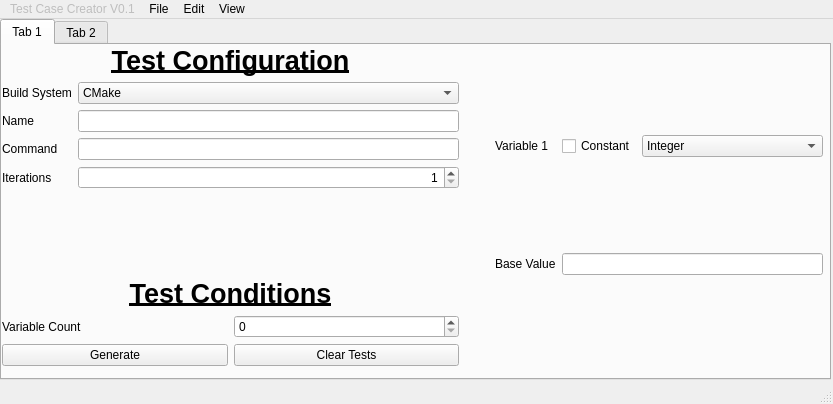
Qt form mainwindow.ui (xavier-berthiaume/CTest_Generator) before a commit.
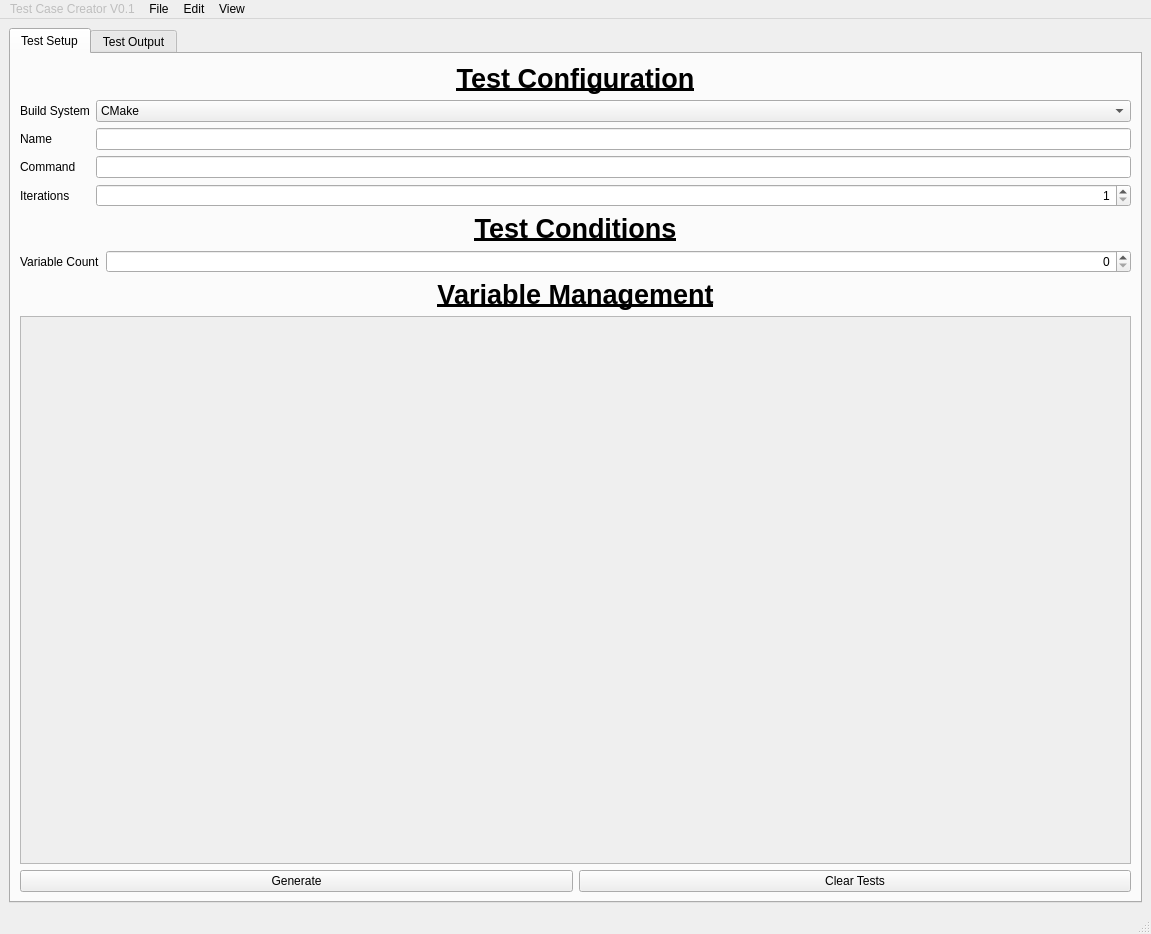
The same form after that commit.

Commit message: Changes to the ui inheritance structure. Able to generate basic test now.

```diff
--- a/mainwindow.ui
+++ b/mainwindow.ui
@@ -6,48 +6,25 @@
    <rect>
     <x>0</x>
     <y>0</y>
-    <width>833</width>
-    <height>404</height>
+    <width>1151</width>
+    <height>934</height>
    </rect>
   </property>
   <property name="windowTitle">
    <string>MainWindow</string>
   </property>
   <widget class="QWidget" name="centralwidget">
+   <layout class="QGridLayout" name="gridLayout">
+    <item row="0" column="0">
    <widget class="QTabWidget" name="menu_tabs">
-    <property name="geometry">
-     <rect>
-      <x>0</x>
-      <y>0</y>
-      <width>831</width>
-      <height>361</height>
-     </rect>
-    </property>
     <property name="currentIndex">
      <number>0</number>
     </property>
     <widget class="QWidget" name="tab">
      <attribute name="title">
-      <string>Tab 1</string>
-     </attribute>
-     <widget class="QWidget" name="horizontalLayoutWidget_3">
-      <property name="geometry">
-       <rect>
-        <x>0</x>
-        <y>0</y>
-        <width>821</width>
-        <height>321</height>
-       </rect>
-      </property>
-      <layout class="QHBoxLayout" name="horizontalLayout_3">
-       <property name="leftMargin">
-        <number>0</number>
-       </property>
-       <item>
+        <string>Test Setup</string>
+       </attribute>
         <layout class="QVBoxLayout" name="verticalLayout_3">
-         <property name="rightMargin">
-          <number>15</number>
-         </property>
          <item>
           <layout class="QVBoxLayout" name="verticalLayout">
            <item>
@@ -152,21 +129,69 @@
             </widget>
            </item>
            <item>
-            <layout class="QHBoxLayout" name="horizontalLayout">
-             <item>
+           <layout class="QFormLayout" name="formLayout_2">
+            <item row="0" column="0">
               <widget class="QLabel" name="variable_label">
+              <property name="layoutDirection">
+               <enum>Qt::LeftToRight</enum>
+              </property>
                <property name="text">
                 <string>Variable Count</string>
                </property>
-              </widget>
-             </item>
-             <item>
-              <widget class="QSpinBox" name="variable_spin"/>
+              <property name="alignment">
+               <set>Qt::AlignLeading|Qt::AlignLeft|Qt::AlignVCenter</set>
+              </property>
+             </widget>
+            </item>
+            <item row="0" column="1">
+             <widget class="QSpinBox" name="variable_spin">
+              <property name="alignment">
+               <set>Qt::AlignRight|Qt::AlignTrailing|Qt::AlignVCenter</set>
+              </property>
+             </widget>
              </item>
             </layout>
            </item>
           </layout>
          </item>
+        <item>
+         <layout class="QVBoxLayout" name="verticalLayout_5">
+          <item>
+           <widget class="QLabel" name="label">
+            <property name="font">
+             <font>
+              <pointsize>20</pointsize>
+              <bold>true</bold>
+              <underline>true</underline>
+             </font>
+            </property>
+            <property name="text">
+             <string>Variable Management</string>
+            </property>
+            <property name="alignment">
+             <set>Qt::AlignCenter</set>
+            </property>
+           </widget>
+          </item>
+          <item>
+           <widget class="QScrollArea" name="variable_browser">
+            <property name="widgetResizable">
+             <bool>true</bool>
+            </property>
+            <widget class="QWidget" name="scrollAreaWidgetContents">
+             <property name="geometry">
+              <rect>
+               <x>0</x>
+               <y>0</y>
+               <width>1107</width>
+               <height>492</height>
+              </rect>
+             </property>
+            </widget>
+           </widget>
+          </item>
+         </layout>
+        </item>
          <item>
           <layout class="QHBoxLayout" name="horizontalLayout_2">
            <item>
@@ -186,73 +211,11 @@
           </layout>
          </item>
         </layout>
-       </item>
-       <item>
-        <layout class="QGridLayout" name="gridLayout">
-         <property name="leftMargin">
-          <number>15</number>
-         </property>
-         <item row="0" column="0">
-          <widget class="QLabel" name="label_7">
-           <property name="text">
-            <string>Variable 1</string>
-           </property>
-          </widget>
-         </item>
-         <item row="0" column="1">
-          <widget class="QCheckBox" name="checkBox">
-           <property name="text">
-            <string>Constant</string>
-           </property>
-          </widget>
-         </item>
-         <item row="0" column="2">
-          <widget class="QComboBox" name="comboBox_2">
-           <item>
-            <property name="text">
-             <string>Integer</string>
-            </property>
-           </item>
-           <item>
-            <property name="text">
-             <string>Simple text</string>
-            </property>
-           </item>
-           <item>
-            <property name="text">
-             <string>Random pre-generated text</string>
-            </property>
-           </item>
-          </widget>
-         </item>
-         <item row="1" column="0">
-          <widget class="QLabel" name="label_8">
-           <property name="text">
-            <string>Base Value</string>
-           </property>
-          </widget>
-         </item>
-         <item row="1" column="1" colspan="2">
-          <widget class="QLineEdit" name="lineEdit_3"/>
-         </item>
-        </layout>
-       </item>
-      </layout>
-     </widget>
     </widget>
     <widget class="QWidget" name="tab_2">
      <attribute name="title">
-      <string>Tab 2</string>
-     </attribute>
-     <widget class="QWidget" name="verticalLayoutWidget_3">
-      <property name="geometry">
-       <rect>
-        <x>10</x>
-        <y>10</y>
-        <width>801</width>
-        <height>311</height>
-       </rect>
-      </property>
+        <string>Test Output</string>
+       </attribute>
       <layout class="QVBoxLayout" name="verticalLayout_4">
        <item>
         <widget class="QTextBrowser" name="textBrowser">
@@ -274,14 +237,15 @@
       </layout>
      </widget>
     </widget>
-   </widget>
+    </item>
+   </layout>
   </widget>
   <widget class="QMenuBar" name="menubar">
    <property name="geometry">
     <rect>
      <x>0</x>
      <y>0</y>
-     <width>833</width>
+     <width>1151</width>
      <height>22</height>
     </rect>
    </property>
```
Left out of the diff: 2 changed lines with no effect on the pictures. Lines whose indentation alone changed are shown as unchanged. The commit also changes 4 other files.
